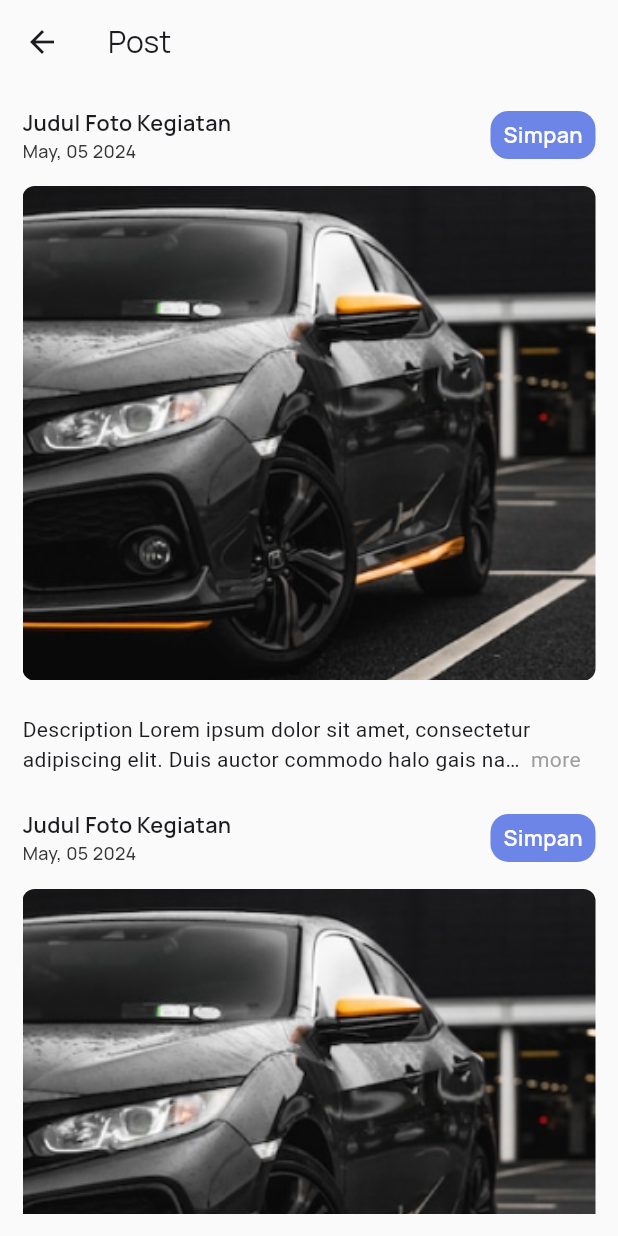
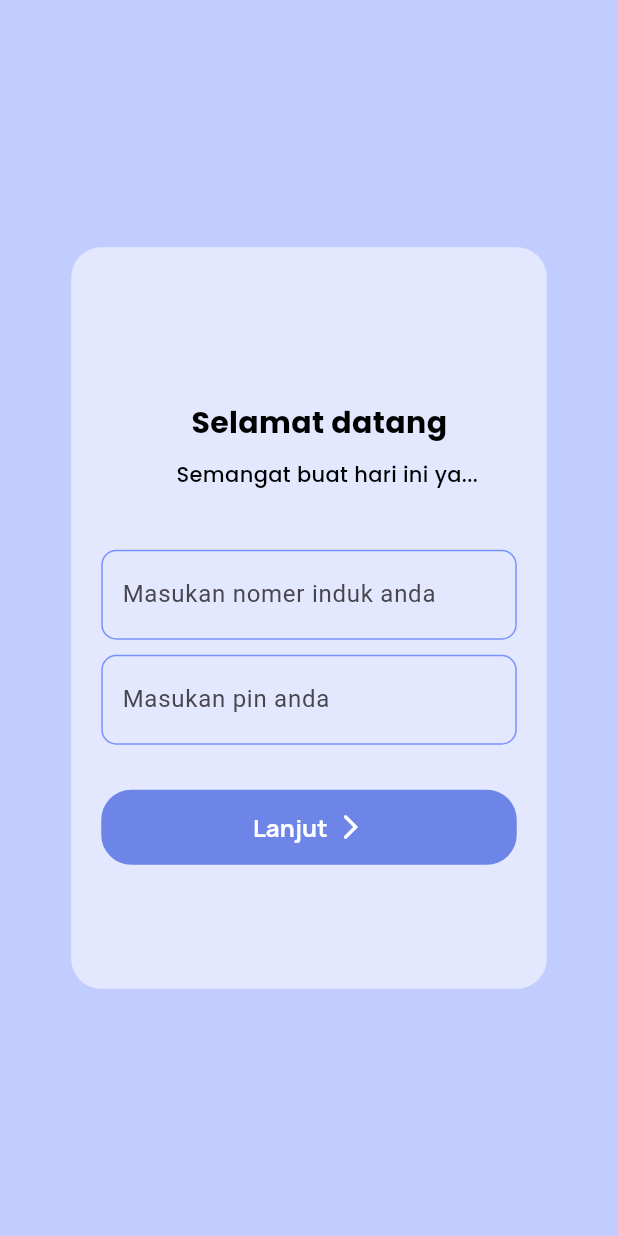
Before and after one commit to Asyelvaa/TalentaKu, a Flutter app: the screen it shows after launch, on a phone screen of 412 x 824 dp. Run offline on Flutter 3.47's test engine with Material 3 defaults, Android fonts, the light colour scheme and no system bars; drawn by our look-alikes of readmore; our stand-ins replace get, google_fonts, iconsax, image_picker.

Commit message:
[RR] slicing login page & auth

```diff
--- a/lib/infrastructure/navigation/bindings/controllers/controllers_bindings.dart
+++ b/lib/infrastructure/navigation/bindings/controllers/controllers_bindings.dart
@@ -1,9 +1,11 @@
 export 'package:flutter_talentaku/infrastructure/navigation/bindings/controllers/add_edit_post.controller.binding.dart';
 export 'package:flutter_talentaku/infrastructure/navigation/bindings/controllers/class_detail.controller.binding.dart';
 export 'package:flutter_talentaku/infrastructure/navigation/bindings/controllers/daily_report.controller.binding.dart';
+export 'package:flutter_talentaku/infrastructure/navigation/bindings/controllers/daily_report.controller.binding.dart';
 export 'package:flutter_talentaku/infrastructure/navigation/bindings/controllers/grade.controller.binding.dart';
 export 'package:flutter_talentaku/infrastructure/navigation/bindings/controllers/home_page.controller.binding.dart';
+export 'package:flutter_talentaku/infrastructure/navigation/bindings/controllers/login.controller.binding.dart';
+export 'package:flutter_talentaku/infrastructure/navigation/bindings/controllers/pickimage.controller.binding.dart';
+export 'package:flutter_talentaku/infrastructure/navigation/bindings/controllers/profile_page.controller.binding.dart';
 export 'package:flutter_talentaku/infrastructure/navigation/bindings/controllers/profile_page.controller.binding.dart';
 export 'package:flutter_talentaku/infrastructure/navigation/bindings/controllers/style_album.controller.binding.dart';
-export 'package:flutter_talentaku/infrastructure/navigation/bindings/controllers/daily_report.controller.binding.dart';
-export 'package:flutter_talentaku/infrastructure/navigation/bindings/controllers/profile_page.controller.binding.dart';
--- a/lib/infrastructure/navigation/navigation.dart
+++ b/lib/infrastructure/navigation/navigation.dart
@@ -1,7 +1,8 @@
 import 'package:flutter/material.dart';
-import 'package:flutter_talentaku/presentation/album_page/album_detail_page.screen.dart';
 
 import 'package:get/get.dart';
+
+import 'package:flutter_talentaku/presentation/album_page/album_detail_page.screen.dart';
 
 import '../../config.dart';
 import '../../presentation/screens.dart';
@@ -62,5 +63,15 @@ class Nav {
       page: () => const AddEditPostScreen(),
       binding: AddEditPostControllerBinding(),
     ),
+    GetPage(
+      name: Routes.LOGIN,
+      page: () => const LoginScreen(),
+      binding: LoginControllerBinding(),
+    ),
+    GetPage(
+      name: Routes.PICKIMAGE,
+      page: () => const PickimageScreen(),
+      binding: PickimageControllerBinding(),
+    ),
   ];
 }
--- a/lib/infrastructure/navigation/routes.dart
+++ b/lib/infrastructure/navigation/routes.dart
@@ -2,18 +2,17 @@ class Routes {
   static Future<String> get initialRoute async {
     // TODO: implement method
 
-    return STYLE_ALBUM;
-
-    return CLASS_DETAIL;
-
+    return LOGIN;
   }
 
+  static const ADD_EDIT_POST = '/add-edit-post';
   static const CLASS_DETAIL = '/class-detail';
   static const DAILY_REPORT = '/daily-report';
   static const GRADE = '/grade';
   static const HOME = '/profile-page';
   static const HOME_PAGE = '/home-page';
+  static const LOGIN = '/login';
   static const PROFILE_PAGE = '/profile-page';
   static const STYLE_ALBUM = '/style-album';
-  static const ADD_EDIT_POST = '/add-edit-post';
+  static const PICKIMAGE = '/pickimage';
 }
--- a/lib/presentation/album_page/album_detail_page.screen.dart
+++ b/lib/presentation/album_page/album_detail_page.screen.dart
@@ -21,15 +21,14 @@ class AlbumDetailPage extends GetView<StyleAlbumController> {
         title: "Judul Foto Kegiatan",
         datePost: "May, 05 2024",
       ),
-       PostCardModel(
+      PostCardModel(
         photo: "assets/images/mobil.png",
         description:
-            "Description Lorem ipsum dolor sit amet, consectetur adipiscing elit. Duis auctor commodo",
+            "Description Lorem ipsum dolor sit amet, consectetur adipiscing elit. Duis auctor commodo anjung anjai mabar slemek",
         title: "Judul Foto Kegiatan",
         datePost: "May, 05 2024",
       ),
     ];
-
 
     return Scaffold(
       backgroundColor: AppColor.background,
@@ -59,7 +58,6 @@ class AlbumDetailPage extends GetView<StyleAlbumController> {
                 physics: NeverScrollableScrollPhysics(),
                 itemBuilder: (context, index) {
                   return PostCard(
-
                     postCardModel: cards[index],
                   );
                 },
--- /dev/null
+++ b/lib/presentation/login/login.screen.dart
@@ -0,0 +1,139 @@
+import 'package:flutter/material.dart';
+import 'package:flutter_talentaku/infrastructure/navigation/routes.dart';
+import 'package:flutter_talentaku/infrastructure/theme/theme.dart';
+import 'package:get/get.dart';
+import 'package:google_fonts/google_fonts.dart';
+import 'controllers/login.controller.dart';
+
+class LoginScreen extends GetView<LoginController> {
+  const LoginScreen({Key? key}) : super(key: key);
+
+  @override
+  Widget build(BuildContext context) {
+    // Inisialisasi LoginController
+    final LoginController loginController = Get.put(LoginController());
+
+    return Scaffold(
+      backgroundColor: AppColor.blue200,
+      body: Center(
+        child: Container(
+          width: 317,
+          height: Get.height * 0.6,
+          decoration: BoxDecoration(
+            borderRadius: BorderRadius.circular(20),
+            color: AppColor.blue50.withOpacity(0.7),
+          ),
+          child: Column(
+            mainAxisAlignment: MainAxisAlignment.center,
+            crossAxisAlignment: CrossAxisAlignment.start,
+            children: [
+              Padding(
+                padding: const EdgeInsets.only(left: 80, bottom: 10, top: 40),
+                child: Text(
+                  'Selamat datang',
+                  style: GoogleFonts.poppins(
+                    fontWeight: FontWeight.w700,
+                    fontSize: 20,
+                    color: Colors.black,
+                  ),
+                ),
+              ),
+              Padding(
+                padding: const EdgeInsets.only(left: 70, bottom: 20),
+                child: Text(
+                  'Semangat buat hari ini ya...',
+                  style: GoogleFonts.poppins(
+                    fontWeight: FontWeight.w500,
+                    fontSize: 14,
+                    color: Colors.black,
+                  ),
+                ),
+              ),
+              Padding(
+                padding: const EdgeInsets.all(20),
+                child: Column(
+                  children: [
+                    TextFormField(
+                      controller: loginController.emailController,
+                      decoration: const InputDecoration(
+                        contentPadding: EdgeInsets.symmetric(
+                            vertical: 18, horizontal: 10),
+                        enabledBorder: OutlineInputBorder(
+                            borderSide: BorderSide(color: AppColor.blue500),
+                            borderRadius: BorderRadius.all(Radius.circular(10))),
+                        border: OutlineInputBorder(
+                          borderSide: BorderSide(color: AppColor.blue500),
+                        ),
+                        labelText: "Masukan nomer induk anda",
+                      ),
+                    ),
+                    const SizedBox(height: 10),
+                    TextFormField(
+                      controller: loginController.passwordController,
+                      obscureText: true,
+                      decoration: const InputDecoration(
+                        contentPadding: EdgeInsets.symmetric(
+                            vertical: 18, horizontal: 10),
+                        enabledBorder: OutlineInputBorder(
+                            borderSide: BorderSide(color: AppColor.blue500),
+                            borderRadius: BorderRadius.all(Radius.circular(10))),
+                        border: OutlineInputBorder(
+                          borderSide: BorderSide(color: AppColor.blue400),
+                        ),
+                        labelText: "Masukan pin anda",
+                      ),
+                    ),
+                    const SizedBox(height: 30),
+                    Obx(() {
+                      return SizedBox(
+                        width: double.infinity,
+                        child: MaterialButton(
+                          minWidth: double.infinity,
+                          height: 50,
+                          onPressed: loginController.isLoading.value
+                              ? null
+                              : loginController.login,
+                          color: AppColor.blue600,
+                          shape: RoundedRectangleBorder(
+                            borderRadius: BorderRadius.circular(20),
+                          ),
+                          elevation: 0,
+                          child: loginController.isLoading.value
+                              ? CircularProgressIndicator(
+                                  valueColor: AlwaysStoppedAnimation<Color>(
+                                      Colors.white),
+                                )
+                              : Row(
+                                  mainAxisAlignment: MainAxisAlignment.center,
+                                  children: [
+                                    Text(
+                                      "Lanjut",
+                                      style: GoogleFonts.manrope(
+                                        fontWeight: FontWeight.w700,
+                                        fontSize: 16,
+                                        color: Colors.white,
+                                      ),
+                                    ),
+                                    const SizedBox(
+                                      width: 5,
+                                    ),
+                                    const Icon(
+                                      size: 20,
+                                      Icons.arrow_forward_ios_rounded,
+                                      color: Colors.white,
+                                    )
+                                  ],
+                                ),
+                        ),
+                      );
+                    }),
+                  ],
+                ),
+              ),
+            ],
+          ),
+        ),
+      ),
+    );
+  }
+}
--- a/lib/presentation/profile_page/component/profile_picture.dart
+++ b/lib/presentation/profile_page/component/profile_picture.dart
@@ -13,7 +13,7 @@ class ProfilePicture extends StatelessWidget {
     return Stack(
       children: [
         CircleAvatar(
-          radius: 80,
+          radius: 70,
           backgroundColor: Colors.red,
           backgroundImage: AssetImage('assets/images/profilw.png'),
         ),
--- a/lib/presentation/profile_page/profile_page.screen.dart
+++ b/lib/presentation/profile_page/profile_page.screen.dart
@@ -46,7 +46,7 @@ class ProfilePageScreen extends StatelessWidget {
                     dataUser: "123456",
                   ),
                   SizedBox(
-                    width: 20,
+                    width: 10,
                   ),
                   ProfileDataContainer(
                     title: "Kelompok",
--- a/lib/presentation/screens.dart
+++ b/lib/presentation/screens.dart
@@ -3,4 +3,6 @@ export 'package:flutter_talentaku/presentation/class_detail/class_detail.screen.
 export 'package:flutter_talentaku/presentation/daily_report/daily_report.screen.dart';
 export 'package:flutter_talentaku/presentation/grade_page/grade.screen.dart';
 export 'package:flutter_talentaku/presentation/home_page/home_page.screen.dart';
+export 'package:flutter_talentaku/presentation/login/login.screen.dart';
+export 'package:flutter_talentaku/presentation/pickimage/pickimage.screen.dart';
 export 'package:flutter_talentaku/presentation/profile_page/profile_page.screen.dart';
--- a/pubspec.yaml
+++ b/pubspec.yaml
@@ -7,11 +7,13 @@ environment:
 
 dependencies:
   cupertino_icons: ^1.0.2
+  dio: ^5.4.3+1
   flutter:
     sdk: flutter
   get: 4.6.6
   google_fonts: ^6.2.1
   iconsax: ^0.0.8
+  image_picker: ^1.1.1
   readmore: ^3.0.0
 
 dev_dependencies:
```
Also changed, not shown: lib/infrastructure/navigation/bindings/controllers/login.controller.binding.dart (added, +12 -0 lines), lib/infrastructure/navigation/bindings/controllers/pickimage.controller.binding.dart (added, +12 -0 lines), lib/presentation/global_component/text_container.dart (+8 -13 lines), lib/presentation/grade_page/component/class_item.dart (+7 -3 lines), lib/presentation/login/controllers/login.controller.dart (added, +68 -0 lines), lib/presentation/pickimage/controllers/pickimage.controller.dart (added, +37 -0 lines), lib/presentation/pickimage/pickimage.screen.dart (added, +227 -0 lines), lib/presentation/profile_page/component/profile_data_container.dart (+8 -14 lines), assets/images/talentaku.png (added), pubspec.lock, 5 other files.
